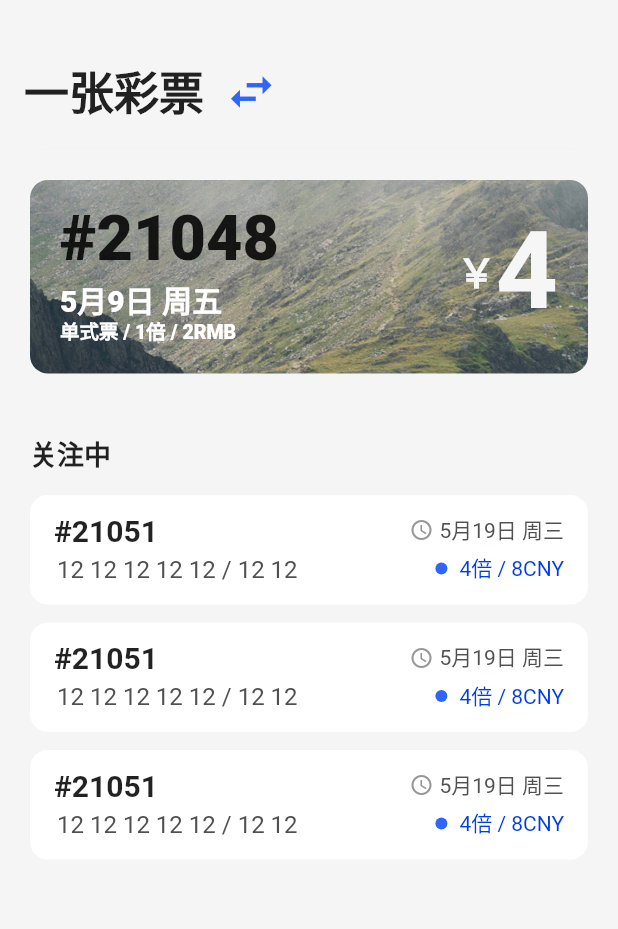
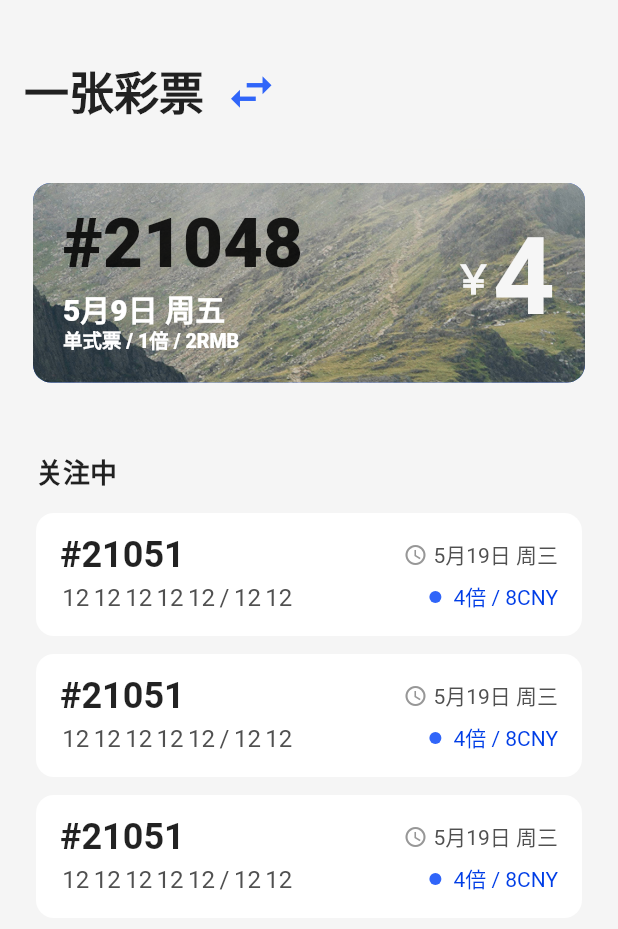
Before and after one commit to ShookLyngs/lyngs-donator, a Flutter app: the screen it shows after launch, on a phone screen of 412 x 824 dp. Shown: the top 929 px of the screen. Run offline on Flutter 3.47's test engine with Material 2 defaults, Android fonts, the phone set to English and light mode, and no system bars; our stand-ins replace flutter_sticky_header, get.

Commit message:
update(view/home): update layout and styles.

```diff
--- a/lib/pages/home/latest_award.dart
+++ b/lib/pages/home/latest_award.dart
@@ -4,12 +4,12 @@ class LatestAward extends StatelessWidget {
   @override
   Widget build(BuildContext context) {
     return Padding(
-      padding: const EdgeInsets.all(20),
+      padding: const EdgeInsets.all(22),
       child: Container(
         width: Get.width,
         padding: const EdgeInsets.all(20),
         decoration: BoxDecoration(
-          color: Theme.of(context).cardColor,
+          color: Theme.of(context).primaryColor,
           borderRadius: const BorderRadius.all(Radius.circular(12)),
           image: const DecorationImage(
             image: AssetImage('assets/home/latest-award.jpg'),
@@ -24,9 +24,9 @@ class LatestAward extends StatelessWidget {
                 '#21048',
                 style: Theme.of(context).textTheme.headline5!.copyWith(
                   height: 1,
-                  fontSize: 42,
+                  fontSize: 46,
                   fontWeight: FontWeight.w900,
-                  // color: Theme.of(context).primaryColorDark,
+                  // color: Theme.of(context).backgroundColor,
                 ),
               ),
 
--- a/lib/pages/home/watching_list.dart
+++ b/lib/pages/home/watching_list.dart
@@ -1,27 +1,17 @@
 import '../../main.dart';
+import 'home_section.dart';
+import 'radius_card.dart';
 
 class WatchingList extends StatelessWidget {
   @override
   Widget build(BuildContext context) {
-    return Padding(
-      padding: const EdgeInsets.all(20),
-      child: Column(
-        crossAxisAlignment: CrossAxisAlignment.start,
+    return HomeSection(
+      title: '关注中',
       children: [
-          Text(
-            '关注中',
-            style: Theme.of(context).textTheme.headline5!.copyWith(
-              fontSize: 18,
-              fontWeight: FontWeight.bold,
-            ),
-          ),
-          const SizedBox(height: 8),
-
         WatchingListItem(),
         WatchingListItem(),
         WatchingListItem(),
       ],
-      ),
     );
   }
 }
@@ -29,20 +19,8 @@ class WatchingList extends StatelessWidget {
 class WatchingListItem extends StatelessWidget {
   @override
   Widget build(BuildContext context) {
-    return Padding(
-      padding: const EdgeInsets.symmetric(vertical: 6),
-      child: Ink(
-        decoration: BoxDecoration(
-          color: Theme.of(context).cardColor,
-          borderRadius: const BorderRadius.all(Radius.circular(12)),
-        ),
-        child: InkWell(
+    return RadiusCard(
       onTap: () {},
-          customBorder: RoundedRectangleBorder(
-            borderRadius: BorderRadius.circular(12),
-          ),
-          child: Container(
-            padding: const EdgeInsets.symmetric(horizontal: 16, vertical: 12),
       child: Column(
         crossAxisAlignment: CrossAxisAlignment.start,
         children: [
@@ -52,7 +30,7 @@ class WatchingListItem extends StatelessWidget {
                 Text(
                   '#21051',
                   style: Theme.of(context).textTheme.headline5!.copyWith(
-                          fontSize: 20,
+                    fontSize: 24,
                     fontWeight: FontWeight.bold,
                   ),
                 ),
@@ -116,9 +94,6 @@ class WatchingListItem extends StatelessWidget {
           ),
         ],
       ),
-          ),
-        ),
-      ),
     );
   }
 }
@@ -131,7 +106,7 @@ class WatchingListNumber extends StatelessWidget {
   @override
   Widget build(BuildContext context) {
     return Center(child: Padding(
-      padding: const EdgeInsets.symmetric(horizontal: 2),
+      padding: const EdgeInsets.symmetric(horizontal: 1.5),
       child: Text(
         text,
         style: const TextStyle(
```
Lines whose indentation alone changed are shown as unchanged.
